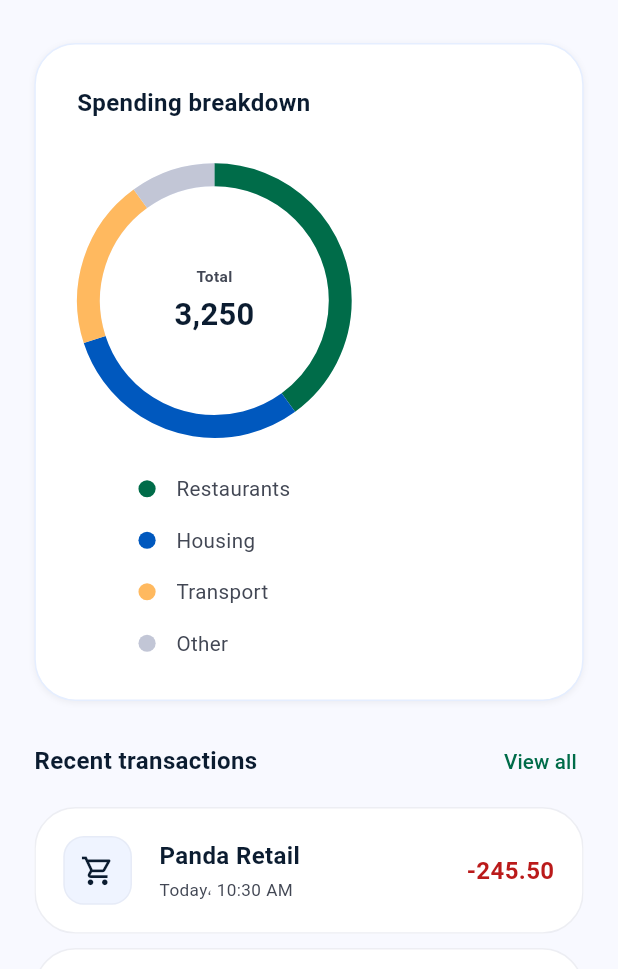
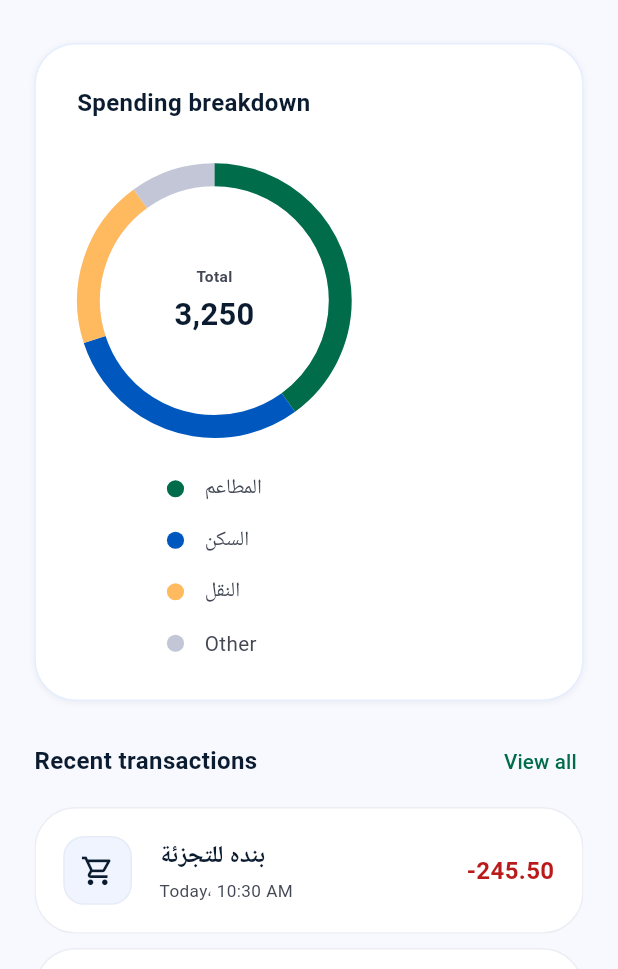
Before and after one commit to nourkalaji11/Managing-family-expenses, a Flutter app: the HomeScreen screen opened directly, scrolled down 404 dp, on a phone screen of 412 x 824 dp, the part 267-1236 px from its top. Run offline on Flutter 3.47's test engine with Material 3 defaults, Android fonts, the phone set to English and light mode, and no system bars; our stand-ins replace bloc, connectivity_plus, custom_refresh_indicator, dartz, device_info_plus, dio and 16 more; missing offline and left inert: onesignal_flutter; accounts and stored records are empty; Roboto replaces fonts that are missing (Poppins).

Commit message:
Revert "feat(mobile): wire auth to the real API, rebrand, and fix login/dashboard UI"
This reverts commit 0fe80c2de33c3c3114e543b6c4be2ba1e8e7d06a.

The work was pushed to the wrong branch: it belongs on a separate branch, not
on `nour`. Restores this branch to 93845fd, "Implement budgets and auth and
transaction".

Co-Authored-By: Claude Opus 5 (1M context) <noreply@anthropic.com>
Claude-Session: https://claude.ai/code/session_01W8GjuyLDWLjY9XUZPvE35b

```diff
--- a/mobile/lib/data/mock/dashboard_mock_source.dart
+++ b/mobile/lib/data/mock/dashboard_mock_source.dart
@@ -48,11 +48,11 @@ class DashboardMockSource {
   const DashboardMockSource._();
 
   /// Category rows. `categories` only has (id, name) — no colour, no icon.
-  static const Category _restaurants = Category(id: 1, name: 'Restaurants');
-  static const Category _housing = Category(id: 2, name: 'Housing');
-  static const Category _transport = Category(id: 3, name: 'Transport');
-  static const Category _shopping = Category(id: 4, name: 'Shopping');
-  static const Category _salary = Category(id: 5, name: 'Salary');
+  static const Category _restaurants = Category(id: 1, name: 'المطاعم');
+  static const Category _housing = Category(id: 2, name: 'السكن');
+  static const Category _transport = Category(id: 3, name: 'النقل');
+  static const Category _shopping = Category(id: 4, name: 'التسوق');
+  static const Category _salary = Category(id: 5, name: 'الراتب');
 
   static const List<Category> categories = [
     _restaurants,
@@ -64,8 +64,8 @@ class DashboardMockSource {
 
   /// Σ balance = 12,450.00, matching the design's total.
   static const List<Account> accounts = [
-    Account(id: 1, name: 'Current Account', balance: 9450.00, userId: 1),
-    Account(id: 2, name: 'Savings', balance: 3000.00, userId: 1),
+    Account(id: 1, name: 'الحساب الجاري', balance: 9450.00, userId: 1),
+    Account(id: 2, name: 'التوفير', balance: 3000.00, userId: 1),
   ];
 
   /// Placeholder for the masked family account number in the balance card.
@@ -94,7 +94,7 @@ class DashboardMockSource {
         id: 1,
         amount: 245.50,
         type: TransactionType.expense,
-        description: 'Panda Retail',
+        description: 'بنده للتجزئة',
         date: today,
         createdAt: today.add(const Duration(hours: 10, minutes: 30)),
         userId: 1,
@@ -106,7 +106,7 @@ class DashboardMockSource {
         id: 2,
         amount: 32.00,
         type: TransactionType.expense,
-        description: 'Starbucks',
+        description: 'ستاربكس',
         date: yesterday,
         createdAt: yesterday.add(const Duration(hours: 16, minutes: 15)),
         userId: 1,
@@ -118,7 +118,7 @@ class DashboardMockSource {
         id: 3,
         amount: 1200.00,
         type: TransactionType.income,
-        description: 'Transfer from Ahmed',
+        description: 'تحويل من أحمد',
         date: yesterday,
         createdAt: yesterday.add(const Duration(hours: 9)),
         userId: 1,
@@ -132,7 +132,7 @@ class DashboardMockSource {
         id: 4,
         amount: 468.00,
         type: TransactionType.expense,
-        description: 'Family Restaurant',
+        description: 'مطعم عائلي',
         date: today.subtract(const Duration(days: 3)),
         createdAt: today.subtract(const Duration(days: 3)),
         userId: 1,
@@ -144,7 +144,7 @@ class DashboardMockSource {
         id: 5,
         amount: 800.00,
         type: TransactionType.expense,
-        description: 'Food Delivery',
+        description: 'طلبات توصيل',
         date: today.subtract(const Duration(days: 5)),
         createdAt: today.subtract(const Duration(days: 5)),
         userId: 1,
@@ -156,7 +156,7 @@ class DashboardMockSource {
         id: 6,
         amount: 800.00,
         type: TransactionType.expense,
-        description: 'Apartment Rent',
+        description: 'إيجار الشقة',
         date: today.subtract(const Duration(days: 6)),
         createdAt: today.subtract(const Duration(days: 6)),
         userId: 1,
@@ -168,7 +168,7 @@ class DashboardMockSource {
         id: 7,
         amount: 175.00,
         type: TransactionType.expense,
-        description: 'Electricity Bill',
+        description: 'فاتورة الكهرباء',
         date: today.subtract(const Duration(days: 7)),
         createdAt: today.subtract(const Duration(days: 7)),
         userId: 1,
@@ -180,7 +180,7 @@ class DashboardMockSource {
         id: 8,
         amount: 250.00,
         type: TransactionType.expense,
-        description: 'Fuel',
+        description: 'بنزين',
         date: today.subtract(const Duration(days: 8)),
         createdAt: today.subtract(const Duration(days: 8)),
         userId: 1,
@@ -192,7 +192,7 @@ class DashboardMockSource {
         id: 9,
         amount: 400.00,
         type: TransactionType.expense,
-        description: 'Car Maintenance',
+        description: 'صيانة السيارة',
         date: today.subtract(const Duration(days: 9)),
         createdAt: today.subtract(const Duration(days: 9)),
         userId: 1,
@@ -204,7 +204,7 @@ class DashboardMockSource {
         id: 10,
         amount: 79.50,
         type: TransactionType.expense,
-        description: 'Clothes and Shoes',
+        description: 'ملابس وأحذية',
         date: today.subtract(const Duration(days: 10)),
         createdAt: today.subtract(const Duration(days: 10)),
         userId: 1,
@@ -216,7 +216,7 @@ class DashboardMockSource {
         id: 11,
         amount: 7300.00,
         type: TransactionType.income,
-        description: 'Monthly Salary',
+        description: 'الراتب الشهري',
         date: today.subtract(const Duration(days: 12)),
         createdAt: today.subtract(const Duration(days: 12)),
         userId: 1,
--- a/mobile/lib/presentation/pages/auth/presentation/widgets/auth_primary_button.dart
+++ b/mobile/lib/presentation/pages/auth/presentation/widgets/auth_primary_button.dart
@@ -19,7 +19,7 @@ class AuthPrimaryButton extends StatelessWidget {
     required this.text,
     required this.onPressed,
     this.isLoading = false,
-    this.trailingIcon = Icons.arrow_forward,
+    this.trailingIcon = Icons.arrow_back,
   });
 
   @override
@@ -54,7 +54,7 @@ class AuthPrimaryButton extends StatelessWidget {
                       if (trailingIcon != null) ...[
                         Spaces.width8,
                         // `textDirection: ltr` stops Flutter from mirroring the
-                        // arrow in RTL; the design keeps it pointing right.
+                        // arrow in RTL; the design keeps it pointing left.
                         Icon(
                           trailingIcon,
                           textDirection: TextDirection.ltr,
```
Also changed, not shown: mobile/lib/data/repos/auth_repo.dart (+24 -30 lines), mobile/lib/main.dart (+1 -7 lines), mobile/lib/network/global_api_endpoint.dart (+2 -15 lines), mobile/lib/network/network_client.dart (+2 -20 lines), mobile/lib/presentation/pages/auth/presentation/login_screen.dart (+26 -0 lines), mobile/lib/presentation/pages/dashboard/presentation/home_screen.dart (+0 -26 lines), mobile/lib/presentation/pages/dashboard/presentation/widgets/quick_actions.dart (+3 -7 lines), mobile/lib/presentation/pages/transactions/presentation/transaction_form_screen.dart (+0 -21 lines), mobile/lib/utils/analytics_controller.dart (+3 -15 lines), 20 other files.
